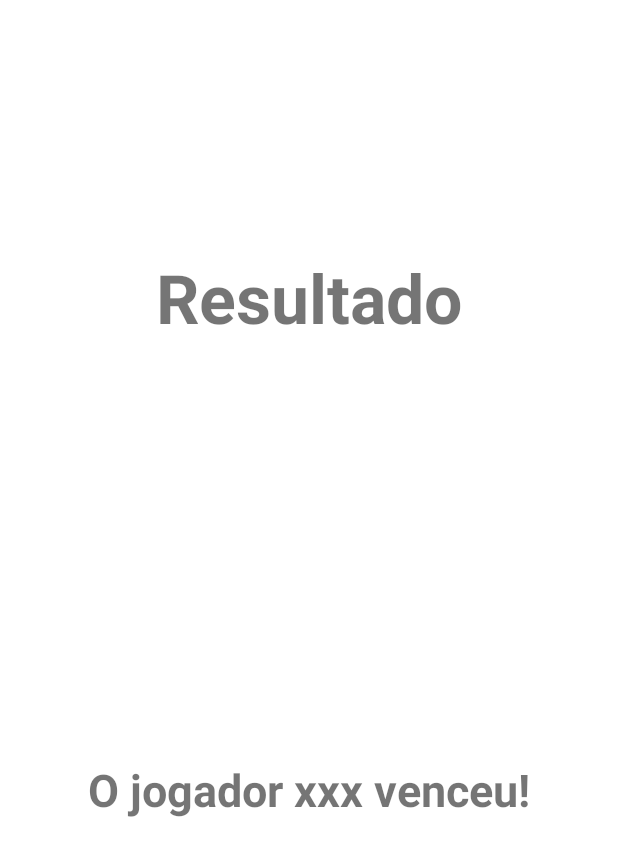
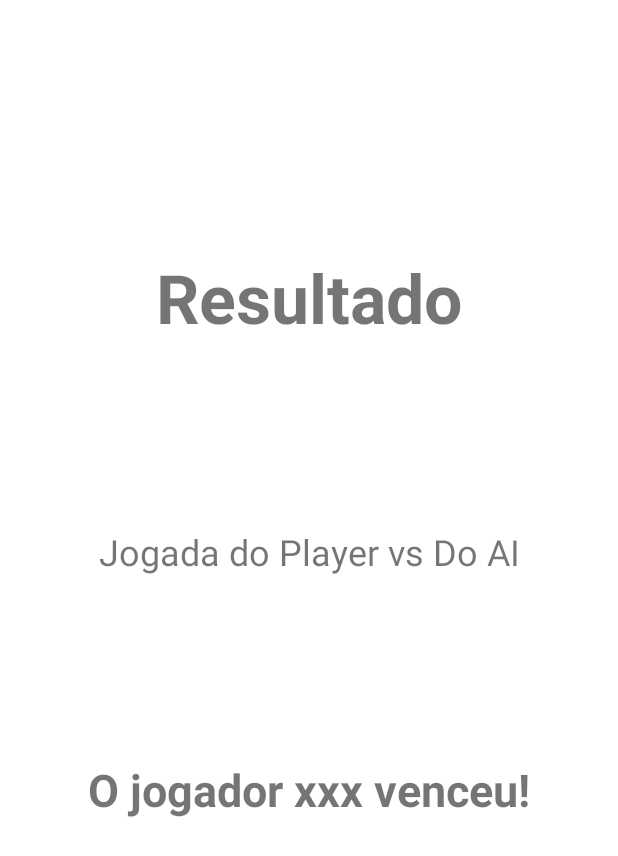
Before and after one commit to YuriDonato/Pratice-EBAC-Module14, an Android app: the layout fragment_result.xml on its own in the app's theme, with its tools: preview values and no code run, on a phone screen of 412 x 824 dp. Shown: the top 856 px of the screen. Run offline under Robolectric (Android 15) with nearby library versions, the phone set to English and light mode, and no system bars.

Commit message:
3o Commit

```diff
--- a/app/src/main/java/com/example/modulo14tarefa/JokenpoEngine.kt
+++ b/app/src/main/java/com/example/modulo14tarefa/JokenpoEngine.kt
@@ -22,7 +22,7 @@ class JokenpoEngine(private val avaiablePlays: Array<String>) {
         }
     }
 
-    private fun getAIPlay() : String{
+    public fun getAIPlay() : String{
         val playIndex = Random.nextInt(0,2)
         return avaiablePlays[playIndex]
     }
--- a/app/src/main/res/layout/fragment_result.xml
+++ b/app/src/main/res/layout/fragment_result.xml
@@ -36,6 +36,17 @@
             app:layout_constraintStart_toStartOf="parent"
             app:layout_constraintTop_toBottomOf="@+id/tela_result_resulttext" />
 
+        <TextView
+            android:id="@+id/textViewJogadasResult"
+            android:layout_width="wrap_content"
+            android:layout_height="wrap_content"
+            android:text="Jogada do Player vs Do AI"
+            android:textSize="24sp"
+            app:layout_constraintBottom_toTopOf="@+id/textView4"
+            app:layout_constraintEnd_toEndOf="parent"
+            app:layout_constraintStart_toStartOf="parent"
+            app:layout_constraintTop_toBottomOf="@+id/tela_result_resulttext" />
+
     </androidx.constraintlayout.widget.ConstraintLayout>
 
 </FrameLayout>
```
Also changed, not shown: app/src/main/java/com/example/modulo14tarefa/MainActivity.kt (+19 -3 lines), app/src/main/java/com/example/modulo14tarefa/PlayerFragment.kt (+1 -10 lines), app/src/main/java/com/example/modulo14tarefa/ResultFragment.kt (+9 -1 lines).
